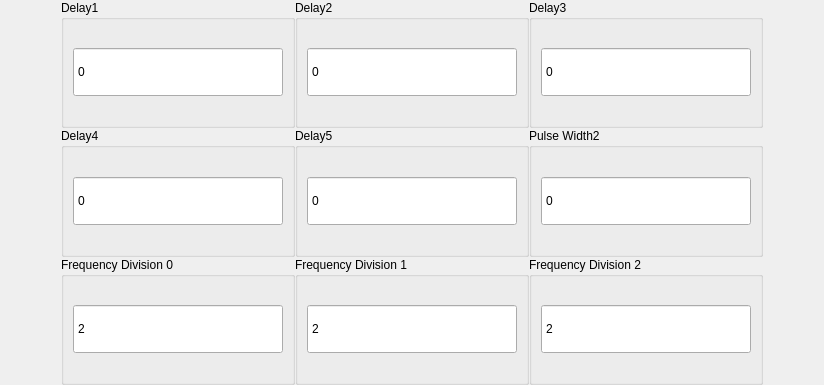
Old version of the form mpsobasewdt.ui in the repository yuanjinxin123/shenglei.
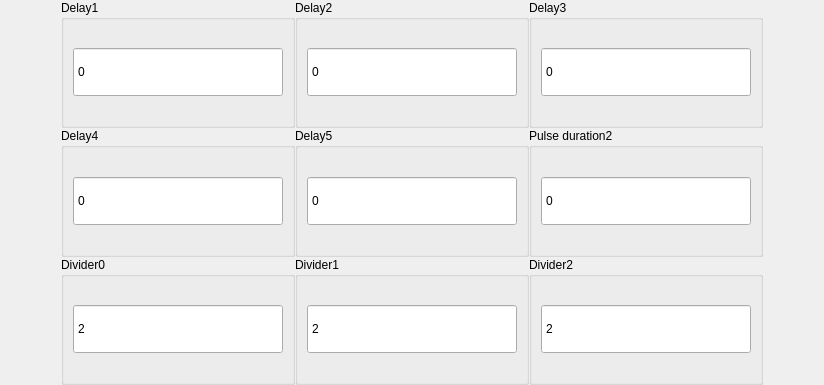
New version of the form.

The edit to the form file:
```diff
--- a/mpsobasewdt.ui
+++ b/mpsobasewdt.ui
@@ -203,7 +203,7 @@
          <item row="1" column="2">
           <widget class="QGroupBox" name="groupBox">
            <property name="title">
-            <string>Pulse Width2</string>
+            <string>Pulse duration2</string>
            </property>
            <layout class="QGridLayout" name="gridLayout_2">
             <item row="0" column="0">
@@ -234,7 +234,7 @@
          <item row="2" column="0">
           <widget class="QGroupBox" name="groupBox_2">
            <property name="title">
-            <string>Frequency Division 0</string>
+            <string>Divider0</string>
            </property>
            <layout class="QGridLayout" name="gridLayout">
             <item row="0" column="0">
@@ -268,7 +268,7 @@
          <item row="2" column="1">
           <widget class="QGroupBox" name="groupBox_3">
            <property name="title">
-            <string>Frequency Division 1</string>
+            <string>Divider1</string>
            </property>
            <layout class="QGridLayout" name="gridLayout_3">
             <item row="0" column="0">
@@ -302,7 +302,7 @@
          <item row="2" column="2">
           <widget class="QGroupBox" name="groupBox_4">
            <property name="title">
-            <string>Frequency Division 2</string>
+            <string>Divider2</string>
            </property>
            <layout class="QGridLayout" name="gridLayout_4">
             <item row="0" column="0">
```
